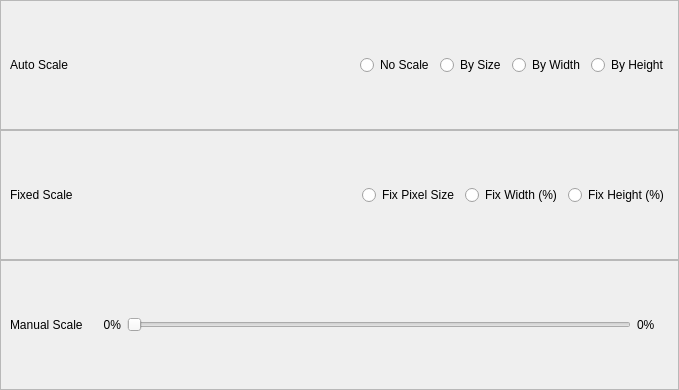
Qt form src/gui/controll-bar-area/scale-setting.ui (haocxy/smooth-comic) before a commit.
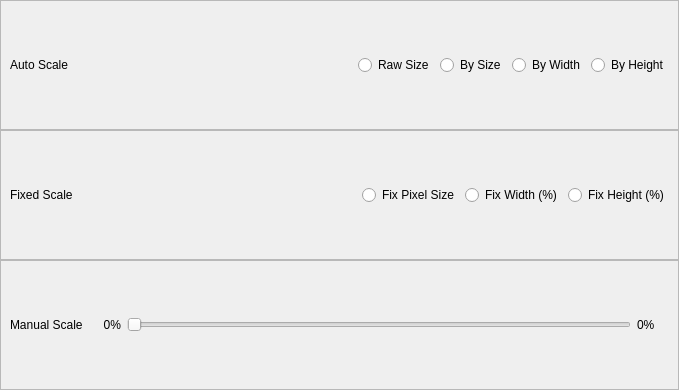
The same form after that commit.

Commit message: 把使用图片原始尺寸的缩放模式的术语由NoScale改为RawSize，以避免和固定尺寸模式混淆

What changed in the file:
```diff
--- a/src/gui/controll-bar-area/scale-setting.ui
+++ b/src/gui/controll-bar-area/scale-setting.ui
@@ -61,7 +61,7 @@
       <item>
        <widget class="QRadioButton" name="radioNoScale">
         <property name="text">
-         <string>No Scale</string>
+         <string>Raw Size</string>
         </property>
        </widget>
       </item>
```
Left out of the diff: 2 changed lines with no effect on the pictures. The commit also changes 4 other files.
